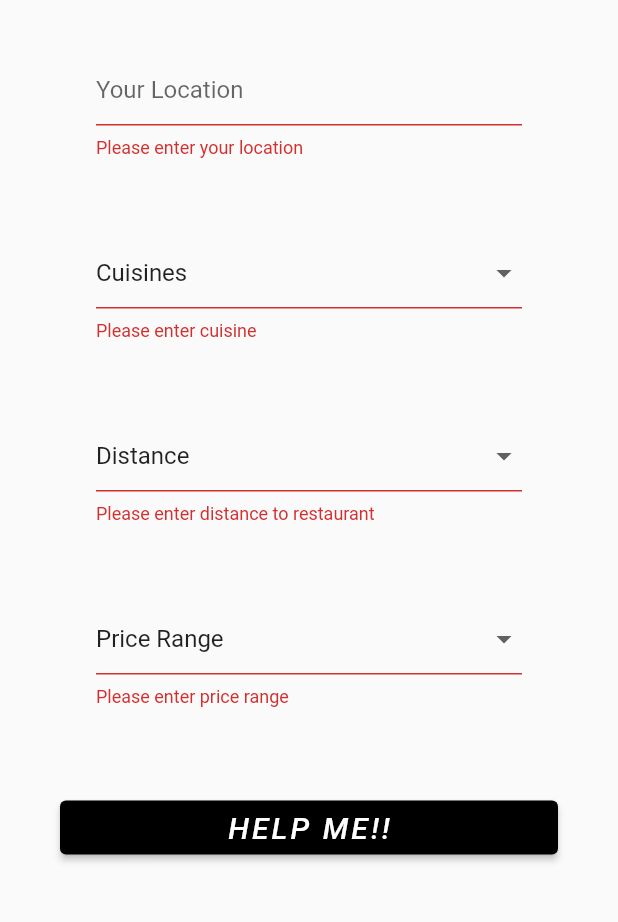
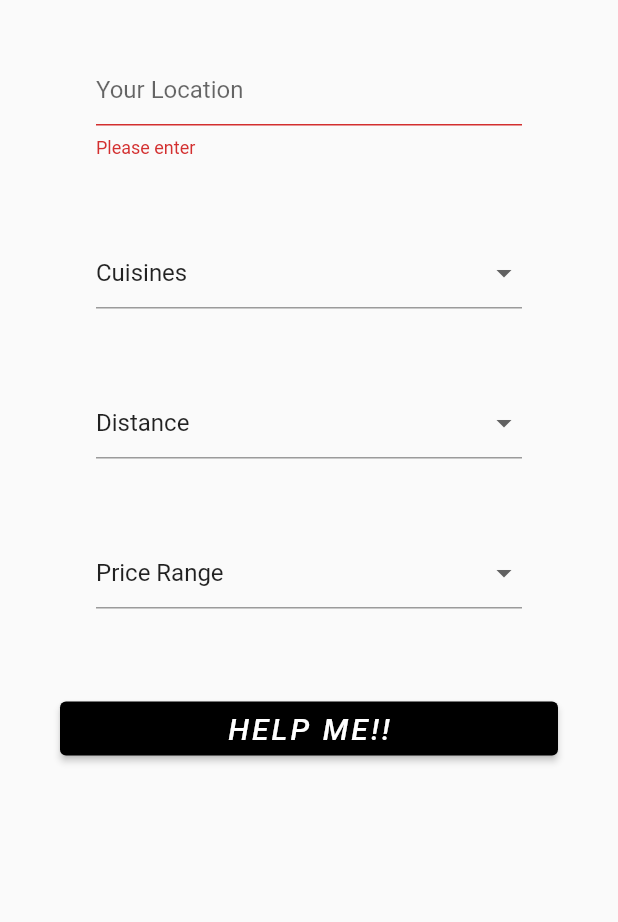
Before and after one commit to benluiwj/FoodTheBill, a Flutter app: the screen it shows once a user with an empty profile is signed in, after a tap on "HELP ME!!", on a phone screen of 412 x 824 dp, the part 215-1137 px from its top. Run offline on Flutter 3.47's test engine with Material 2 defaults, Android fonts, the phone set to English and light mode, and no system bars; our stand-ins replace cloud_firestore, firebase_auth, firebase_core, flutter_svg, fluttertoast; missing offline and left inert: google_maps_webservice; accounts and stored records are empty.

Commit message:
Refactor HomePageForm State

```diff
--- a/FoodTheBill/lib/InputPage/HelpMeButton.dart
+++ /dev/null
@@ -1,32 +0,0 @@
-import 'package:flutter/material.dart';
-
-class HelpMeButton extends StatelessWidget {
-  @override
-  Widget build(BuildContext context) {
-    return Container(
-      width: double.infinity,
-      margin: EdgeInsets.all(40),
-      padding: EdgeInsets.only(
-          top: 30
-      ),
-      child: ElevatedButton(
-        child: Text(
-          "HELP ME!!",
-          style: TextStyle(
-            color: Colors.white,
-            fontSize: 20,
-            letterSpacing: 2.0,
-            fontStyle: FontStyle.italic,
-          ),
-        ),
-        style: ElevatedButton.styleFrom(
-          primary: Colors.black,
-
-        ),
-        onPressed: () {
-          Navigator.pushNamed(context, '/second');
-        },
-      ),
-    );
-  }
-}
--- a/FoodTheBill/lib/InputPage/HomePageForm/HomePageFormState.dart
+++ b/FoodTheBill/lib/InputPage/HomePageForm/HomePageFormState.dart
@@ -12,9 +12,19 @@ class HomePageFormState extends State<HomePageForm> {
     'Price Range'
   ];
   final formFieldController = TextEditingController();
-  //Cuisines cuisines = Cuisines();
-  //PriceRanges price = PriceRanges();
   FoodQuery _query = new FoodQuery();
+  double CONTAINER_MARGIN = 20;
+  double HORIZONTAL_PADDING = 64;
+  double VERTICAL_PADDING = 16;
+  double FONT_SIZE = 20;
+  double LETTER_SPACING = 2.0;
+  double SUBMIT_BUTTON_MARGIN = 40;
+  int LOCATION_FIELD = 0;
+  int CUISINE_FIELD = 1;
+  int DISTANCE_FIELD = 2;
+  int PRICE_FIELD = 3;
+  String EMPTY_FIELD_MESSAGE = "Please enter";
+  String SUBMIT_BUTTON_TEXT = "HELP ME!!";
 
   @override
   void dispose() {
@@ -22,20 +32,38 @@ class HomePageFormState extends State<HomePageForm> {
     super.dispose();
   }
 
-  Widget formField(String value) {
+  String? fieldValidator(String? fieldInput) {
+    if (fieldInput == null || fieldInput.isEmpty) {
+      return EMPTY_FIELD_MESSAGE + fieldInput!.toLowerCase();
+    }
+    return null;
+  }
+
+  Widget submitButtonText() {
+    return Text(
+      SUBMIT_BUTTON_TEXT,
+      style: TextStyle(
+        color: Colors.white,
+        fontSize: FONT_SIZE,
+        letterSpacing: LETTER_SPACING,
+        fontStyle: FontStyle.italic,
+      ),
+    );
+  }
+
+  Widget formField(String input) {
     return Container(
-      margin: EdgeInsets.only(top: 20),
+      margin: EdgeInsets.only(top: CONTAINER_MARGIN),
       child: Padding(
-        padding: EdgeInsets.symmetric(horizontal: 64, vertical: 16),
+        padding: EdgeInsets.symmetric(
+            horizontal: HORIZONTAL_PADDING, vertical: VERTICAL_PADDING),
         child: TextFormField(
-          validator: (val) {
-            if (val == null || val.isEmpty)
-              return "Please enter ${value.toLowerCase()}";
-            return null;
+          validator: (fieldInput) {
+            return fieldValidator(fieldInput);
           },
           decoration: InputDecoration(
             border: UnderlineInputBorder(),
-            hintText: '$value',
+            hintText: '$input',
           ),
           controller: formFieldController,
         ),
@@ -43,39 +71,51 @@ class HomePageFormState extends State<HomePageForm> {
     );
   }
 
-  Widget dropDownField(String val) {
+  Widget dropDownField(String field) {
     List<String>? res;
-    if (val == 'Cuisine') {
+    switch (field) {
+      case 'Cuisine':
         res = _query.cuisine!.getCuisines()!;
-    } else if (val == 'Price Range') {
+        break;
+
+      case 'Price Range':
         res = _query.price!.getPrices()!;
-    } else {
+        break;
+
+      case 'Distance to restaurant':
         res = _query.distance!.getDistances()!;
+        break;
     }
 
-    String dropDownValue = res.elementAt(0);
+    String dropDownValue = res!.elementAt(0);
 
     return Container(
-        margin: EdgeInsets.only(top: 20),
+        margin: EdgeInsets.only(top: CONTAINER_MARGIN),
         child: Padding(
-            padding: EdgeInsets.symmetric(horizontal: 64, vertical: 16),
+            padding: EdgeInsets.symmetric(
+                horizontal: HORIZONTAL_PADDING, vertical: VERTICAL_PADDING),
             child: DropdownButtonFormField<String>(
-                validator: (value) {
-                  if (value == res!.elementAt(0))
-                    return "Please enter ${val.toLowerCase()}";
-                  return null;
+                validator: (fieldInput) {
+                  return fieldValidator(fieldInput);
                 },
                 value: dropDownValue,
                 onChanged: (String? newValue) {
                   setState(() {
                     dropDownValue = newValue!;
                   });
-                  if (val == 'Cuisine')
+                  switch (newValue) {
+                    case 'Cuisine':
                       _query.setCuisine(dropDownValue);
-                  else if (val == 'Price Range')
+                      break;
+
+                    case 'Price Range':
                       _query.setPrice(dropDownValue);
-                  else
+                      break;
+
+                    case 'Distance to restaurant':
                       _query.setDistance(dropDownValue);
+                      break;
+                  }
                 },
                 items: res.map<DropdownMenuItem<String>>((String value) {
                   return DropdownMenuItem<String>(
@@ -88,18 +128,9 @@ class HomePageFormState extends State<HomePageForm> {
   Widget submitButton() {
     return Container(
       width: double.infinity,
-      margin: EdgeInsets.all(40),
-      // padding: EdgeInsets.only(top: 10),
+      margin: EdgeInsets.all(SUBMIT_BUTTON_MARGIN),
       child: ElevatedButton(
-          child: Text(
-            "HELP ME!!",
-            style: TextStyle(
-              color: Colors.white,
-              fontSize: 20,
-              letterSpacing: 2.0,
-              fontStyle: FontStyle.italic,
-            ),
-          ),
+          child: submitButtonText(),
           style: ElevatedButton.styleFrom(
             primary: Colors.black,
           ),
@@ -109,9 +140,9 @@ class HomePageFormState extends State<HomePageForm> {
               Navigator.push(
                 context,
                 MaterialPageRoute(builder: (context) {
-                  //return Body(query: _query);
-                  return RandomOrListPage(query: _query,);
-                  //return GoNext();
+                  return RandomOrListPage(
+                    query: _query,
+                  );
                 }),
               );
             }
@@ -125,10 +156,10 @@ class HomePageFormState extends State<HomePageForm> {
         key: _formKey,
         child: Column(
           children: <Widget>[
-            formField(_inputs[0]),
-            dropDownField(_inputs[1]),
-            dropDownField(_inputs[2]),
-            dropDownField(_inputs[3]),
+            formField(_inputs[LOCATION_FIELD]),
+            dropDownField(_inputs[CUISINE_FIELD]),
+            dropDownField(_inputs[DISTANCE_FIELD]),
+            dropDownField(_inputs[PRICE_FIELD]),
             submitButton(),
           ],
         ));
```
Also changed, not shown: 1 other file. Lines whose indentation alone changed are shown as unchanged.
